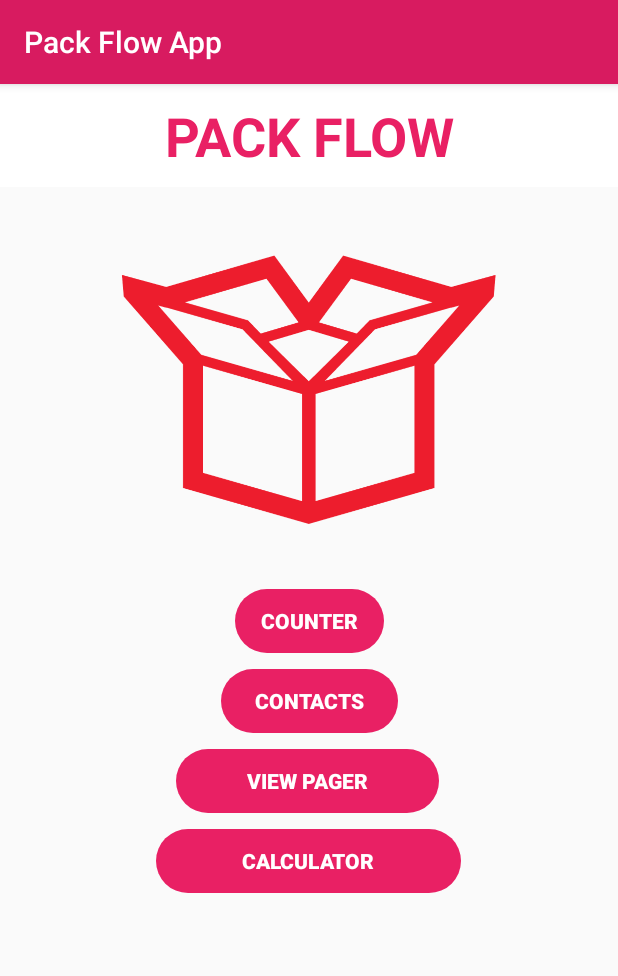
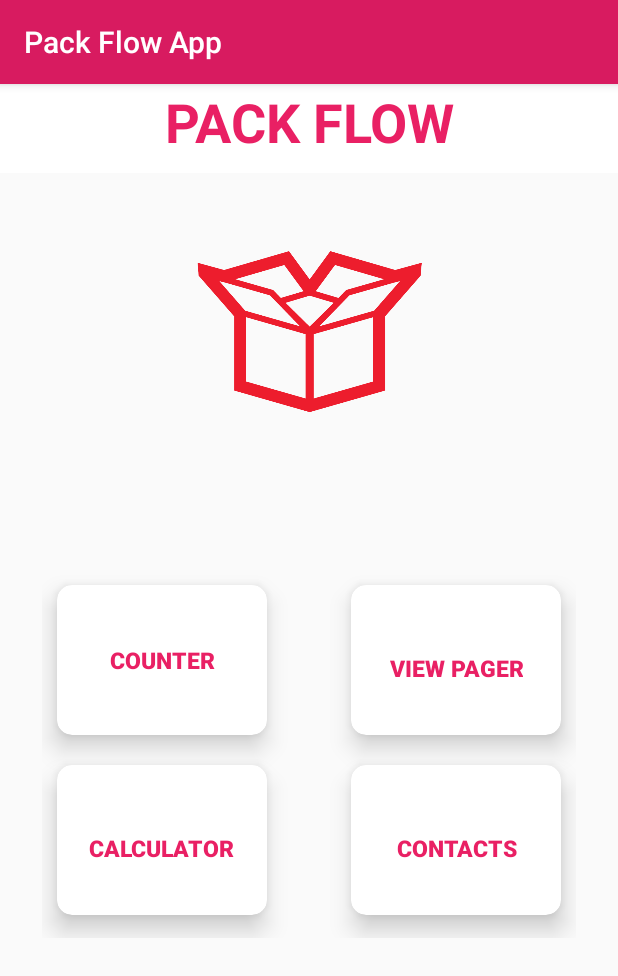
Before and after one commit to waqasyousafy/pack, an Android app: the screen it shows after launch (menuactivity), on a phone screen of 412 x 824 dp. Shown: the top 976 px of the screen. Run offline under Robolectric (Android 15) with nearby library versions, the phone set to English and light mode, and no system bars; Roboto replaces fonts that are not available here.

Commit message:
forth change

```diff
--- a/app/src/main/java/com/code4rox/calculatorfox/Splash_screen.java
+++ b/app/src/main/java/com/code4rox/calculatorfox/Splash_screen.java
@@ -14,7 +14,7 @@ public class Splash_screen extends AppCompatActivity {
         Thread td=new Thread(){
           public void run(){
               try {
-                  sleep(3000);
+                  sleep(2000);
 
               }catch (Exception ex){
                   ex.printStackTrace();
@@ -23,8 +23,6 @@ public class Splash_screen extends AppCompatActivity {
                   Intent it=new Intent(Splash_screen.this,menuactivity.class);
                   startActivity(it);
                   finish();
-
-
               }
           }
         };td.start();
--- a/app/src/main/java/com/code4rox/calculatorfox/recyclerView.java
+++ /dev/null
@@ -1,20 +0,0 @@
-package com.code4rox.calculatorfox;
-
-import androidx.appcompat.app.AppCompatActivity;
-import androidx.recyclerview.widget.LinearLayoutManager;
-import androidx.recyclerview.widget.RecyclerView;
-
-import android.os.Bundle;
-
-public class recyclerView extends AppCompatActivity {
-
-    @Override
-    protected void onCreate(Bundle savedInstanceState) {
-        super.onCreate(savedInstanceState);
-        setContentView(R.layout.activity_recycler_view);
-        RecyclerView recyclerView=(RecyclerView) findViewById(R.id.rec_view1);
-        recyclerView.setLayoutManager(new LinearLayoutManager(this));
-        String[] items={"item1","item2","item3","item4","item5","item6","item7","item8","item9"};
-        recyclerView.setAdapter(new ProgrammingAdapter(items));
-    }
-}
--- a/app/src/main/res/drawable/round_button.xml
+++ b/app/src/main/res/drawable/round_button.xml
@@ -7,17 +7,12 @@
         android:right="2dp"
         android:bottom="2dp">
         <shape android:shape="rectangle">
-            <solid android:color="#E92064"/>
+            <solid android:color="#fff"/>
 
             <stroke
                 android:width="1dp"
                 android:color="#00E92064"
                 />
-            <corners
-                android:topLeftRadius="50dp"
-                android:topRightRadius="50dp"
-                android:bottomLeftRadius="50dp"
-                android:bottomRightRadius="50dp"/>
         </shape>
     </item>
 
--- a/app/src/main/res/layout/activity_calculator.xml
+++ b/app/src/main/res/layout/activity_calculator.xml
@@ -36,32 +36,33 @@
     android:orientation="vertical">
 
 
-
     <EditText
         android:id="@+id/first_number"
         android:layout_width="match_parent"
-        android:layout_height="75dp"
+        android:layout_height="54dp"
         android:layout_marginTop="10dp"
         android:layout_marginBottom="20dp"
-        android:inputType="numberDecimal"
         android:drawableBottom="@android:color/holo_blue_bright"
         android:hint="Enter Numeric Value"
+        android:inputType="numberDecimal"
         android:textSize="15sp" />
 
     <EditText
         android:id="@+id/second_number"
         android:layout_width="match_parent"
-        android:layout_height="75dp"
-        android:inputType="numberDecimal"
+        android:layout_height="52dp"
         android:drawableBottom="@android:color/holo_blue_bright"
         android:hint="Enter Numeric Value"
+        android:inputType="numberDecimal"
         android:textSize="15sp" />
 
     <Button
         android:id="@+id/btn_plus"
         android:layout_width="match_parent"
         android:layout_height="wrap_content"
-        android:background="@drawable/round_button"
+        android:layout_marginTop="15dp"
+        android:layout_marginBottom="10dp"
+        android:background="#E92064"
         android:text="+"
         android:textColor="#FFF"
         android:textSize="20sp" />
@@ -70,7 +71,8 @@
         android:id="@+id/btn_minus"
         android:layout_width="match_parent"
         android:layout_height="wrap_content"
-        android:background="@drawable/round_button"
+        android:layout_marginBottom="10dp"
+        android:background="#E92064"
         android:text="-"
         android:textColor="#FFF"
         android:textSize="20sp" />
@@ -79,7 +81,8 @@
         android:id="@+id/btn_multiply"
         android:layout_width="match_parent"
         android:layout_height="wrap_content"
-        android:background="@drawable/round_button"
+        android:layout_marginBottom="10dp"
+        android:background="#E92064"
         android:text="X"
         android:textColor="#FFF"
         android:textSize="20sp" />
@@ -88,7 +91,7 @@
         android:id="@+id/btn_divide"
         android:layout_width="match_parent"
         android:layout_height="wrap_content"
-        android:background="@drawable/round_button"
+        android:background="#E92064"
         android:text="/"
         android:textColor="#FFF"
         android:textSize="20sp" />
--- a/app/src/main/res/layout/activity_menuactivity.xml
+++ b/app/src/main/res/layout/activity_menuactivity.xml
@@ -2,65 +2,19 @@
 <androidx.constraintlayout.widget.ConstraintLayout xmlns:android="http://schemas.android.com/apk/res/android"
     xmlns:app="http://schemas.android.com/apk/res-auto"
     xmlns:tools="http://schemas.android.com/tools"
+    android:id="@+id/card_counter"
     android:layout_width="match_parent"
     android:layout_height="match_parent"
     android:layout_gravity="center|center_horizontal|center_vertical"
+    android:layout_marginBottom="20dp"
     tools:context=".menuactivity">
 
-    <Button
-        android:id="@+id/btn_pagerview"
-        android:layout_width="wrap_content"
-        android:layout_height="wrap_content"
-        android:layout_marginTop="5dp"
-        android:background="@drawable/round_button"
-        android:gravity="center|center_horizontal"
-        android:paddingLeft="50dp"
-        android:paddingRight="50dp"
-        android:text="View Pager"
-        android:textColor="#fff"
-        android:textStyle="bold"
-        app:layout_constraintEnd_toEndOf="parent"
-        app:layout_constraintHorizontal_bias="0.497"
-        app:layout_constraintStart_toStartOf="parent"
-        app:layout_constraintTop_toBottomOf="@+id/btn_contacts" />
-
-    <Button
-        android:id="@+id/btn_counter"
-        android:layout_width="wrap_content"
-        android:layout_height="wrap_content"
-        android:layout_marginTop="5dp"
-        android:background="@drawable/round_button"
-        android:gravity="center|center_horizontal"
-        android:paddingLeft="20dp"
-        android:paddingRight="20dp"
-        android:text="@string/counter_title"
-        android:textColor="#fff"
-        android:textStyle="bold"
-        app:layout_constraintEnd_toEndOf="parent"
-        app:layout_constraintStart_toStartOf="parent"
-        app:layout_constraintTop_toBottomOf="@+id/logo" />
-
-    <Button
-        android:id="@+id/btn_calculator"
-        android:layout_width="wrap_content"
-        android:layout_height="wrap_content"
-        android:layout_marginTop="5dp"
-        android:background="@drawable/round_button"
-        android:gravity="center|center_horizontal"
-        android:paddingLeft="60dp"
-        android:paddingRight="60dp"
-        android:text="Calculator"
-        android:textColor="#fff"
-        android:textStyle="bold"
-        app:layout_constraintEnd_toEndOf="parent"
-        app:layout_constraintHorizontal_bias="0.497"
-        app:layout_constraintStart_toStartOf="parent"
-        app:layout_constraintTop_toBottomOf="@+id/btn_pagerview" />
 
     <TextView
         android:id="@+id/textView"
         android:layout_width="match_parent"
         android:layout_height="wrap_content"
+        android:layout_marginBottom="8dp"
         android:background="#fff"
         android:gravity="center|center_horizontal|top|center_vertical"
         android:paddingTop="10dp"
@@ -69,35 +23,165 @@
         android:textColor="#E92064"
         android:textSize="36sp"
         android:textStyle="bold"
+        app:layout_constraintBottom_toTopOf="@+id/logo"
         app:layout_constraintEnd_toEndOf="parent"
+        app:layout_constraintHorizontal_bias="0.0"
         app:layout_constraintStart_toStartOf="parent"
-        app:layout_constraintTop_toTopOf="parent" />
+        app:layout_constraintTop_toTopOf="parent"
+        app:layout_constraintVertical_bias="0.022" />
 
     <ImageView
         android:id="@+id/logo"
-        android:layout_width="250dp"
-        android:layout_height="250dp"
-        android:layout_marginTop="10dp"
+        android:layout_width="150dp"
+        android:layout_height="150dp"
+        android:layout_marginTop="100dp"
         android:foregroundGravity="center|center_horizontal"
         app:layout_constraintEnd_toEndOf="parent"
-        app:layout_constraintHorizontal_bias="0.496"
         app:layout_constraintStart_toStartOf="parent"
-        app:layout_constraintTop_toBottomOf="@+id/textView"
+        app:layout_constraintTop_toTopOf="parent"
         app:srcCompat="@drawable/logo" />
 
-    <Button
-        android:id="@+id/btn_contacts"
-        android:layout_width="wrap_content"
+
+    <androidx.gridlayout.widget.GridLayout
+        android:id="@+id/gridLayout2"
+        android:layout_width="match_parent"
         android:layout_height="wrap_content"
-        android:layout_marginTop="5dp"
-        android:background="@drawable/round_button"
-        android:gravity="center|center_horizontal"
-        android:paddingLeft="25dp"
-        android:paddingRight="25dp"
-        android:text="Contacts"
-        android:textColor="#fff"
-        android:textStyle="bold"
+        android:layout_marginStart="8dp"
+        android:layout_marginTop="8dp"
+        android:layout_marginEnd="8dp"
+        android:foregroundGravity="center_horizontal"
+        android:padding="20dp"
+        app:layout_constraintBottom_toBottomOf="parent"
         app:layout_constraintEnd_toEndOf="parent"
         app:layout_constraintStart_toStartOf="parent"
-        app:layout_constraintTop_toBottomOf="@+id/btn_counter" />
+        app:layout_constraintTop_toBottomOf="@+id/logo"
+        app:layout_constraintVertical_bias="0.253">
+
+
+        <androidx.cardview.widget.CardView
+            android:id="@+id/cart_counter"
+            android:layout_width="140dp"
+            android:layout_height="100dp"
+            android:layout_marginLeft="10dp"
+            android:layout_marginTop="15dp"
+            android:layout_marginBottom="20dp"
+            app:cardCornerRadius="10dp"
+            app:cardElevation="10dp"
+            app:contentPadding="20dp"
+            app:layout_gravity="center|center_horizontal|center_vertical">
+
+            <Button
+                android:id="@+id/btn_counter"
+                android:layout_width="wrap_content"
+                android:layout_height="wrap_content"
+                android:layout_gravity="center|center_horizontal"
+                android:background="@drawable/round_button"
+                android:gravity="center|center_horizontal|center_vertical"
+                android:text="@string/counter_title"
+                android:textColor="#E92064"
+                android:textSize="15sp"
+                android:textStyle="bold"
+                app:layout_constraintEnd_toEndOf="parent"
+                app:layout_constraintStart_toStartOf="parent"
+                app:layout_constraintTop_toBottomOf="@+id/logo" />
+        </androidx.cardview.widget.CardView>
+
+        <androidx.cardview.widget.CardView
+            android:id="@+id/cart_viewpager"
+            android:layout_width="140dp"
+            android:layout_height="100dp"
+            android:layout_marginLeft="10dp"
+            android:layout_marginTop="15dp"
+            android:layout_marginRight="10dp"
+            android:layout_marginBottom="20dp"
+            android:visibility="visible"
+            app:cardBackgroundColor="#fff"
+            app:cardCornerRadius="10dp"
+            app:cardElevation="10dp"
+            app:contentPadding="20dp"
+            app:layout_column="1"
+            app:layout_gravity="center|right|center_horizontal|center_vertical"
+            app:layout_row="0">
+
+            <Button
+                android:id="@+id/btn_pagerview"
+                android:layout_width="wrap_content"
+                android:layout_height="wrap_content"
+                android:layout_gravity="center_horizontal|center_vertical"
+                android:layout_marginTop="5dp"
+                android:background="@drawable/round_button"
+                android:gravity="center|center_horizontal"
+                android:text="View Pager"
+                android:textColor="#E92064"
+                android:textSize="15sp"
+                android:textStyle="bold"
+                app:layout_constraintEnd_toEndOf="parent"
+                app:layout_constraintHorizontal_bias="0.497"
+                app:layout_constraintStart_toStartOf="parent" />
+        </androidx.cardview.widget.CardView>
+
+        <androidx.cardview.widget.CardView
+            android:layout_width="140dp"
+            android:layout_height="100dp"
+            android:layout_marginLeft="10dp"
+            android:layout_marginBottom="15dp"
+            android:visibility="visible"
+            app:cardBackgroundColor="#fff"
+            app:cardCornerRadius="10dp"
+            app:cardElevation="10dp"
+            app:cardPreventCornerOverlap="true"
+            app:contentPadding="20dp"
+            app:layout_column="0"
+            app:layout_gravity="center|right|center_horizontal|center_vertical"
+            app:layout_row="1">
+
+            <Button
+                android:id="@+id/btn_calculator"
+                android:layout_width="wrap_content"
+                android:layout_height="wrap_content"
+                android:layout_gravity="center_horizontal|center_vertical"
+                android:layout_marginTop="5dp"
+                android:background="@drawable/round_button"
+                android:gravity="center|center_horizontal|center_vertical"
+                android:text="Calculator"
+                android:textColor="#E92064"
+                android:textSize="15sp"
+                android:textStyle="bold"
+                app:layout_constraintEnd_toEndOf="parent"
+                app:layout_constraintHorizontal_bias="0.497"
+                app:layout_constraintStart_toStartOf="parent" />
+        </androidx.cardview.widget.CardView>
+
+        <androidx.cardview.widget.CardView
+            android:id="@+id/cart_contacts"
+            android:layout_width="140dp"
+            android:layout_height="100dp"
+            android:layout_marginLeft="10dp"
+            android:layout_marginRight="10dp"
+            android:layout_marginBottom="15dp"
+            android:visibility="visible"
+            app:cardBackgroundColor="#fff"
+            app:cardCornerRadius="10dp"
+            app:cardElevation="10dp"
+            app:contentPadding="20dp"
+            app:layout_column="1"
+            app:layout_gravity="center|right|center_horizontal|center_vertical"
+            app:layout_row="1">
+
+            <Button
+                android:id="@+id/btn_contacts"
+                android:layout_width="wrap_content"
+                android:layout_height="wrap_content"
+                android:layout_gravity="center_horizontal|center_vertical"
+                android:layout_marginTop="5dp"
+                android:background="@drawable/round_button"
+                android:gravity="center|center_horizontal"
+                android:text="Contacts"
+                android:textColor="#E92064"
+                android:textSize="15sp"
+                android:textStyle="bold" />
+        </androidx.cardview.widget.CardView>
+
+    </androidx.gridlayout.widget.GridLayout>
+
 </androidx.constraintlayout.widget.ConstraintLayout>
--- a/app/src/main/res/layout/activity_recycler_view.xml
+++ /dev/null
@@ -1,21 +0,0 @@
-<?xml version="1.0" encoding="utf-8"?>
-<androidx.constraintlayout.widget.ConstraintLayout xmlns:android="http://schemas.android.com/apk/res/android"
-    xmlns:app="http://schemas.android.com/apk/res-auto"
-    xmlns:tools="http://schemas.android.com/tools"
-    android:layout_width="match_parent"
-    android:layout_height="match_parent"
-    tools:context=".recyclerView">
-
-    <androidx.recyclerview.widget.RecyclerView
-        android:id="@+id/rec_view1"
-        android:layout_width="0dp"
-        android:layout_height="0dp"
-        android:layout_marginStart="8dp"
-        android:layout_marginLeft="8dp"
-        android:layout_marginTop="8dp"
-        android:scrollbars="vertical"
-        app:layout_constraintBottom_toBottomOf="parent"
-        app:layout_constraintEnd_toEndOf="parent"
-        app:layout_constraintStart_toStartOf="parent"
-        app:layout_constraintTop_toTopOf="parent" />
-</androidx.constraintlayout.widget.ConstraintLayout>
```
Also changed, not shown: app/src/main/AndroidManifest.xml (+4 -3 lines).
